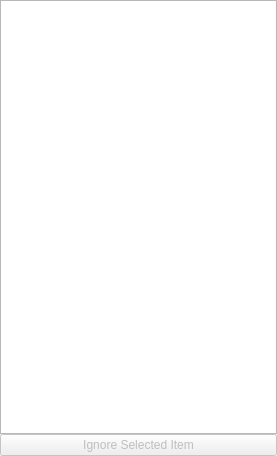
First picture: the form in libs/librepcb/projecteditor/docks/ercmsgdock.ui, repository LibrePCB/LibrePCB, before the edit.
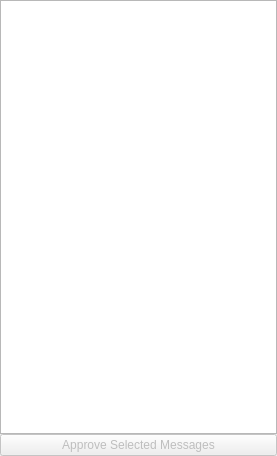
Second picture: the form after the edit. Icons and pictures are not drawn.

Commit message:
ERC: Rename "ignored" state to "approved"
I think this is more expressive and intuitive.

Patch:
```diff
--- a/libs/librepcb/projecteditor/docks/ercmsgdock.ui
+++ b/libs/librepcb/projecteditor/docks/ercmsgdock.ui
@@ -78,7 +78,11 @@
        <bool>false</bool>
       </property>
       <property name="text">
-       <string>Ignore Selected Item</string>
+       <string>Approve Selected Messages</string>
+      </property>
+      <property name="icon">
+       <iconset resource="../../../../img/images.qrc">
+        <normaloff>:/img/actions/apply.png</normaloff>:/img/actions/apply.png</iconset>
       </property>
       <property name="checkable">
        <bool>true</bool>
```
Left out of the diff: 4 changed lines with no effect on the pictures. The commit also changes 2 other files.
